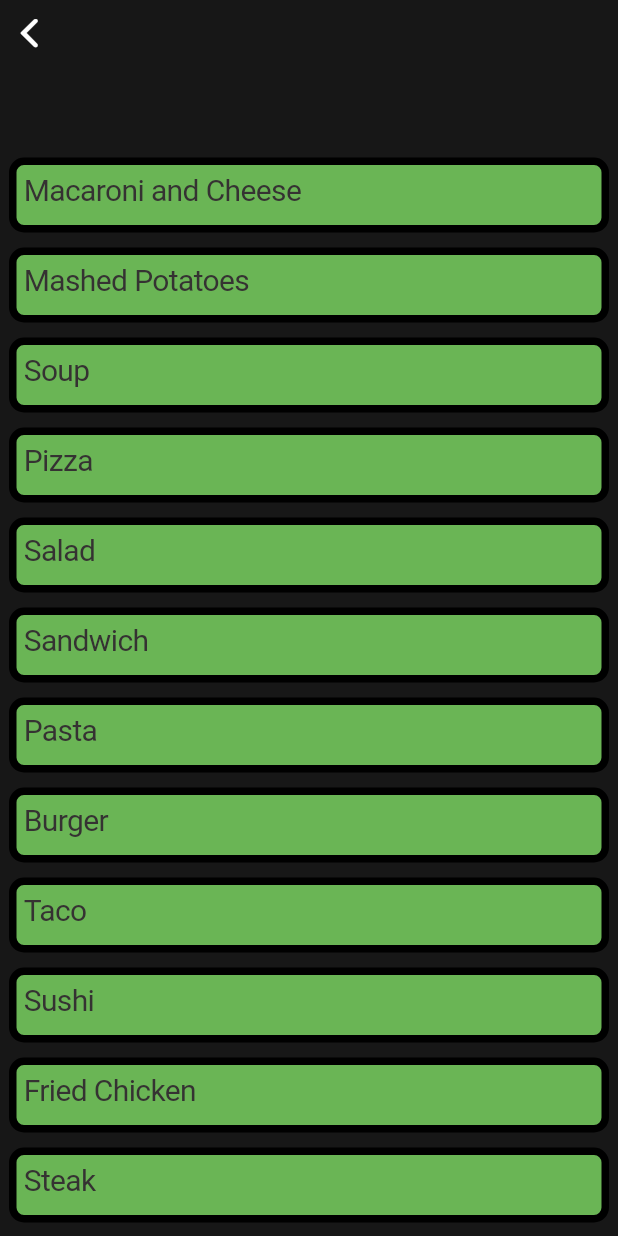
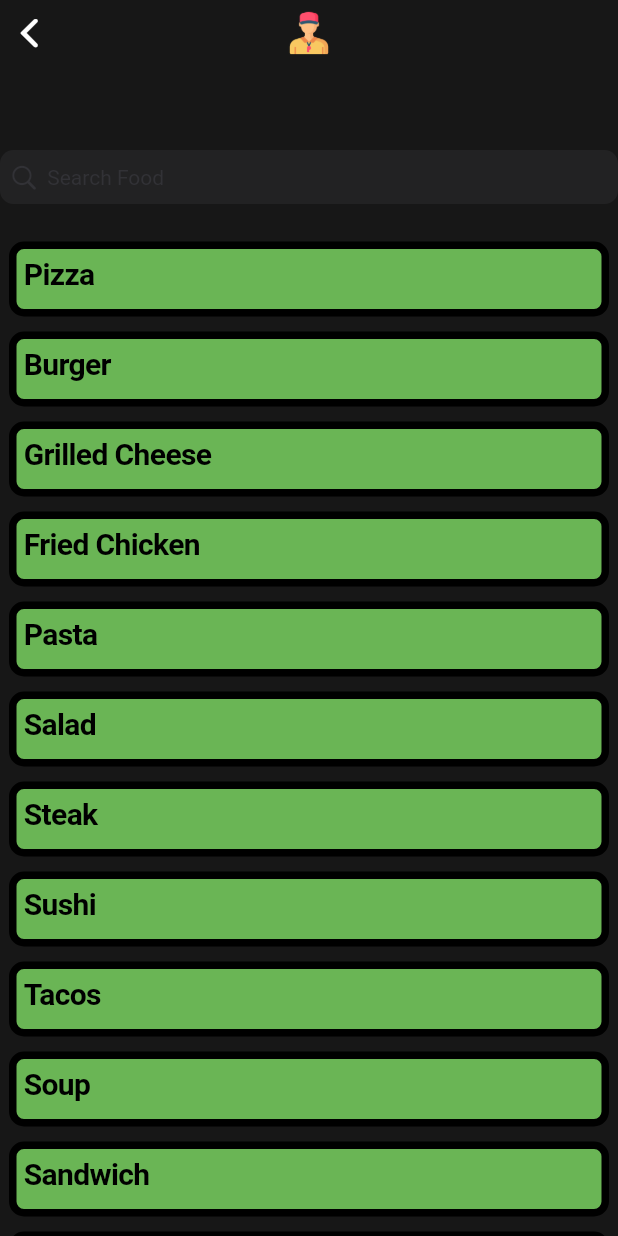
Before and after one commit to Matthew-Cool/hackathon2024, a Flutter app: the Food screen opened directly, on a phone screen of 412 x 824 dp. Run offline on Flutter 3.47's test engine with Material 3 defaults, Android fonts, the phone set to English and light mode, and no system bars; our stand-ins replace percent_indicator, shared_preferences; missing offline and left inert: restart_app; accounts and stored records are empty; generated files the repository leaves out were written again.

Commit message:
added search and expand support to food items

```diff
--- a/lib/Custom Widgets/foodItem.dart
+++ b/lib/Custom Widgets/foodItem.dart
@@ -14,15 +14,20 @@ class FoodItem extends StatefulWidget {
 }
 
 class _FoodItemState extends State<FoodItem> {
+  bool _isExpanded = false;
+
   @override
   Widget build(BuildContext context) {
     return CupertinoButton(
       padding: const EdgeInsets.all(5),
-      onPressed: () {g_calorie += widget.calories;},
+      onPressed: () {
+        g_calorie += widget.calories;
+        setState(() => _isExpanded = !_isExpanded);
+      },
       child: Container(
         padding: const EdgeInsets.all(5),
         width: 400,
-        height: 50,
+        height: _isExpanded ? 85 : 50,
         decoration: BoxDecoration(
             borderRadius: const BorderRadius.all(
               Radius.circular(10),
@@ -30,11 +35,34 @@ class _FoodItemState extends State<FoodItem> {
             border: Border.all(width: 5),
             color: Color.fromARGB(217, 121, 209, 96)),
         //margin: const EdgeInsets.all(),
-        child: Text(
-            style: const TextStyle(
-                fontSize: 20, color: Color.fromARGB(255, 53, 50, 50)),
-            widget.food),
+        child: _isExpanded ? allTheInfo() : onlyTitle(),
       ),
     );
   }
+
+  Widget onlyTitle(){
+    return Text(
+    style: const TextStyle(
+      fontWeight: FontWeight.w600,
+      fontSize: 20, color: Color.fromARGB(255, 0, 0, 0)),
+    widget.food);
+  }
+
+  Widget allTheInfo(){
+    int cal = widget.calories.toInt();
+    return Column(
+      crossAxisAlignment: CrossAxisAlignment.start,
+      children: [
+        Text(
+          style: const TextStyle(
+            fontWeight: FontWeight.w600,
+            fontSize: 20, color: Color.fromARGB(255, 0, 0, 0)),
+          widget.food
+        ),
+        const SizedBox(height: 20),
+        Text('${cal} Estimated Calories', style: const TextStyle(
+            fontSize: 15, color: Color.fromARGB(255, 0, 0, 0)),)
+      ],
+    );
+  }
 }
--- a/lib/food.dart
+++ b/lib/food.dart
@@ -15,133 +15,119 @@ class _FoodState extends State<Food> {
 
   @override
   Widget build(BuildContext context) {
-    return const CupertinoPageScaffold(
-      navigationBar: CupertinoNavigationBar(), //nav bar at the top of screen
+    return CupertinoPageScaffold(
+      navigationBar: CupertinoNavigationBar(
+        middle: Container(
+          padding: const EdgeInsets.all(5),
+          child: const Image(
+            image: AssetImage('assets/images/appBarIcon.png'),
+          ),
+        ),
+      ), //nav bar at the top of screen
       child: Center(
+        child: Column(
+          mainAxisAlignment: MainAxisAlignment.center,
+          children: [
+            SizedBox(height: 100,),
+            CupertinoSearchTextField(
+              onChanged: (value) {
+                setState(() {
+                  searchText = value;
+                });
+              },
+              placeholder: 'Search Food',
+            ),
+            SizedBox(height: 20,),
+            Expanded(
               child: SingleChildScrollView(
                 child: Column(
                   mainAxisAlignment: MainAxisAlignment.center,
                   children: [
-              SizedBox(height: 100,),
-              FoodItem(food: "Macaroni and Cheese", calories: 300),
-              FoodItem(food: "Mashed Potatoes", calories: 150),
-              FoodItem(food: "Soup", calories: 100),
-              FoodItem(food: "Pizza", calories: 300),
-              FoodItem(food: "Salad", calories: 150),
-              FoodItem(food: "Sandwich", calories: 350),
-              FoodItem(food: "Pasta", calories: 200),
-              FoodItem(food: "Burger", calories: 400),
-              FoodItem(food: "Taco", calories: 200),
-              FoodItem(food: "Sushi", calories: 250),
-              FoodItem(food: "Fried Chicken", calories: 250),
-              FoodItem(food: "Steak", calories: 400),
-              FoodItem(food: "Rice Bowl", calories: 300),
-              FoodItem(food: "Burrito", calories: 400),
-              FoodItem(food: "Smoothie", calories: 200),
-              FoodItem(food: "Pancakes", calories: 250),
-              FoodItem(food: "Waffles", calories: 300),
-              FoodItem(food: "Ice Cream", calories: 250),
-              FoodItem(food: "Cake", calories: 300),
-              FoodItem(food: "Cookies", calories: 100),
-              FoodItem(food: "Donuts", calories: 250),
-              FoodItem(food: "Popcorn", calories: 100),
-              FoodItem(food: "Nachos", calories: 300),
-              FoodItem(food: "French Fries", calories: 200),
-              FoodItem(food: "Hot Dog", calories: 250),
-              FoodItem(food: "Muffins", calories: 200),
-              FoodItem(food: "Fruit Salad", calories: 100),
-              FoodItem(food: "Grilled Cheese", calories: 350),
-              FoodItem(food: "Tacos", calories: 200),
-              FoodItem(food: "Quesadilla", calories: 300),
-              FoodItem(food: "Wrap", calories: 350),
-              FoodItem(food: "Bagel", calories: 250),
-              FoodItem(food: "Omelette", calories: 300),
-              FoodItem(food: "Stir Fry", calories: 300),
-              FoodItem(food: "Fish and Chips", calories: 500),
-              FoodItem(food: "Sub Sandwich", calories: 400),
-              FoodItem(food: "Calzone", calories: 400),
-              FoodItem(food: "Cupcake", calories: 200),
-              FoodItem(food: "Biscuit", calories: 200),
-              FoodItem(food: "Cheese Plate", calories: 400),
-              FoodItem(food: "Chili", calories: 300),
-              FoodItem(food: "Gyro", calories: 400),
-              FoodItem(food: "Dumplings", calories: 250),
-              FoodItem(food: "Spring Rolls", calories: 200),
-              FoodItem(food: "Lasagna", calories: 350),
-              FoodItem(food: "Quiche", calories: 300),
-              FoodItem(food: "Ramen", calories: 400),
-              FoodItem(food: "Samosa", calories: 200),
-              FoodItem(food: "Casserole", calories: 300),
-              FoodItem(food: "Meatballs", calories: 250),
-              FoodItem(food: "Potato Chips", calories: 150),
-              FoodItem(food: "Pretzel", calories: 200),
-              FoodItem(food: "Popcorn Chicken", calories: 300),
-              FoodItem(food: "Hamburger", calories: 400),
-              FoodItem(food: "Fish Tacos", calories: 250),
-              FoodItem(food: "Sausage", calories: 300),
-              FoodItem(food: "Shawarma", calories: 400),
-              FoodItem(food: "Onion Rings", calories: 250),
-              FoodItem(food: "Tiramisu", calories: 300),
-              FoodItem(food: "Cheesecake", calories: 350),
-              FoodItem(food: "Brownies", calories: 200),
-              FoodItem(food: "Cinnamon Rolls", calories: 300),
-              FoodItem(food: "Pudding", calories: 150),
-              FoodItem(food: "Cupcakes", calories: 200),
-              FoodItem(food: "Fondue", calories: 400),
-              FoodItem(food: "Caramel Apples", calories: 200),
-              FoodItem(food: "Fruit Tart", calories: 250),
-              FoodItem(food: "Truffles", calories: 50),
-              FoodItem(food: "Popsicles", calories: 100),
-              FoodItem(food: "Gelato", calories: 250),
-              FoodItem(food: "Sherbet", calories: 150),
-              FoodItem(food: "Sorbet", calories: 100),
-              FoodItem(food: "Granola Bar", calories: 150),
-              FoodItem(food: "Trail Mix", calories: 200),
-              FoodItem(food: "Protein Bar", calories: 200),
-              FoodItem(food: "Energy Drink", calories: 100),
-              FoodItem(food: "Smoothie Bowl", calories: 300),
-              FoodItem(food: "Milkshake", calories: 400),
-              FoodItem(food: "Hot Chocolate", calories: 200),
-              FoodItem(food: "Lemonade", calories: 100),
-              FoodItem(food: "Iced Tea", calories: 50),
-              FoodItem(food: "Juice", calories: 100),
-              FoodItem(food: "Water", calories: 0),
-              FoodItem(food: "Coffee", calories: 5),
-              FoodItem(food: "Tea", calories: 5),
-              FoodItem(food: "Soda", calories: 150),
-              FoodItem(food: "Beer", calories: 150),
-              FoodItem(food: "Wine", calories: 120),
-              FoodItem(food: "Cocktail", calories: 250),
-              FoodItem(food: "Mocktail", calories: 100),
-              FoodItem(food: "Margarita", calories: 300),
-              FoodItem(food: "Martini", calories: 250),
-              FoodItem(food: "Whiskey", calories: 100),
-              FoodItem(food: "Vodka", calories: 100),
-              FoodItem(food: "Rum", calories: 100),
-              FoodItem(food: "Gin", calories: 100),
-              FoodItem(food: "Scotch", calories: 100),
-              FoodItem(food: "Brandy", calories: 100),
-              FoodItem(food: "Tequila", calories: 100),
-              FoodItem(food: "Cognac", calories: 100),
-              FoodItem(food: "Absinthe", calories: 150),
-              FoodItem(food: "Sake", calories: 100),
-              FoodItem(food: "Soju", calories: 50),
-              FoodItem(food: "Mead", calories: 150),
-              FoodItem(food: "Cider", calories: 150),
-              FoodItem(food: "Champagne", calories: 100),
-              FoodItem(food: "Sparkling Wine", calories: 100),
-              FoodItem(food: "Port Wine", calories: 100),
-              FoodItem(food: "Sherry", calories: 100),
-              FoodItem(food: "Moscow Mule", calories: 250),
-              FoodItem(food: "Bloody Mary", calories: 200),
-              FoodItem(food: "Cosmopolitan", calories: 250),
-              FoodItem(food: "Daiquiri", calories: 200),
-              FoodItem(food: "Long Island Iced Tea", calories: 300),
-              SizedBox(height: 100,),
+                    for (var foodItem in foodItems)
+                      if (foodItem.food.toLowerCase().contains(searchText.toLowerCase()))
+                        FoodItem(food: foodItem.food, calories: foodItem.calories),
                   ],
                 ),
+              ),
+            ),
+            //SizedBox(height: 35,),
+          ],
         ),
       )
     );
   }
 }
+
+List<FoodItemData> foodItems = [
+  FoodItemData(food: "Pizza", calories: 300),
+  FoodItemData(food: "Burger", calories: 600),
+  FoodItemData(food: "Grilled Cheese", calories: 350),
+  FoodItemData(food: "Fried Chicken", calories: 400),
+  FoodItemData(food: "Pasta", calories: 400),
+  FoodItemData(food: "Salad", calories: 200),
+  FoodItemData(food: "Steak", calories: 700),
+  FoodItemData(food: "Sushi", calories: 400),
+  FoodItemData(food: "Tacos", calories: 300),
+  FoodItemData(food: "Soup", calories: 150),
+  FoodItemData(food: "Sandwich", calories: 300),
+  FoodItemData(food: "Macaroni and Cheese", calories: 400),
+  FoodItemData(food: "Mashed Potatoes", calories: 250),
+  FoodItemData(food: "Waffles", calories: 350),
+  FoodItemData(food: "Pancakes", calories: 250),
+  FoodItemData(food: "Omelette", calories: 300),
+  FoodItemData(food: "Fruit Salad", calories: 150),
+  FoodItemData(food: "Smoothie", calories: 200),
+  FoodItemData(food: "Yogurt", calories: 150),
+  FoodItemData(food: "Bagel", calories: 250),
+  FoodItemData(food: "Cereal", calories: 200),
+  FoodItemData(food: "Toast", calories: 100),
+  FoodItemData(food: "Eggs", calories: 70),
+  FoodItemData(food: "Cheese", calories: 100),
+  FoodItemData(food: "Chicken Breast", calories: 150),
+  FoodItemData(food: "Rice", calories: 200),
+  FoodItemData(food: "Fish", calories: 200),
+  FoodItemData(food: "Shrimp", calories: 150),
+  FoodItemData(food: "Hamburger", calories: 400),
+  FoodItemData(food: "Hot Dog", calories: 250),
+  FoodItemData(food: "French Fries", calories: 300),
+  FoodItemData(food: "Onion Rings", calories: 350),
+  FoodItemData(food: "Popcorn", calories: 100),
+  FoodItemData(food: "Nachos", calories: 400),
+  FoodItemData(food: "Chicken Wings", calories: 400),
+  FoodItemData(food: "Cupcake", calories: 200),
+  FoodItemData(food: "Brownie", calories: 250),
+  FoodItemData(food: "Ice Cream", calories: 250),
+  FoodItemData(food: "Donut", calories: 300),
+  FoodItemData(food: "Cookies", calories: 150),
+  FoodItemData(food: "Pudding", calories: 200),
+  FoodItemData(food: "Pie", calories: 300),
+  FoodItemData(food: "Cake", calories: 400),
+  FoodItemData(food: "Muffin", calories: 250),
+  FoodItemData(food: "Apple", calories: 50),
+  FoodItemData(food: "Banana", calories: 100),
+  FoodItemData(food: "Orange", calories: 70),
+  FoodItemData(food: "Strawberries", calories: 50),
+  FoodItemData(food: "Grapes", calories: 80),
+  FoodItemData(food: "Carrot", calories: 30),
+  FoodItemData(food: "Celery", calories: 10),
+  FoodItemData(food: "Broccoli", calories: 30),
+  FoodItemData(food: "Cucumber", calories: 15),
+  FoodItemData(food: "Tomato", calories: 20),
+  FoodItemData(food: "Lettuce", calories: 5),
+  FoodItemData(food: "Spinach", calories: 10),
+  FoodItemData(food: "Almonds", calories: 150),
+  FoodItemData(food: "Peanuts", calories: 200),
+  FoodItemData(food: "Cashews", calories: 170),
+  FoodItemData(food: "Walnuts", calories: 180),
+  FoodItemData(food: "Sunflower Seeds", calories: 160),
+  FoodItemData(food: "Peanut Butter", calories: 200),
+  FoodItemData(food: "Avocado", calories: 150),
+  FoodItemData(food: "Olives", calories: 50),
+];
+
+class FoodItemData {
+  final String food;
+  final double calories;
+
+  FoodItemData({required this.food, required this.calories});
+}
```
Lines whose indentation alone changed are shown as unchanged.
